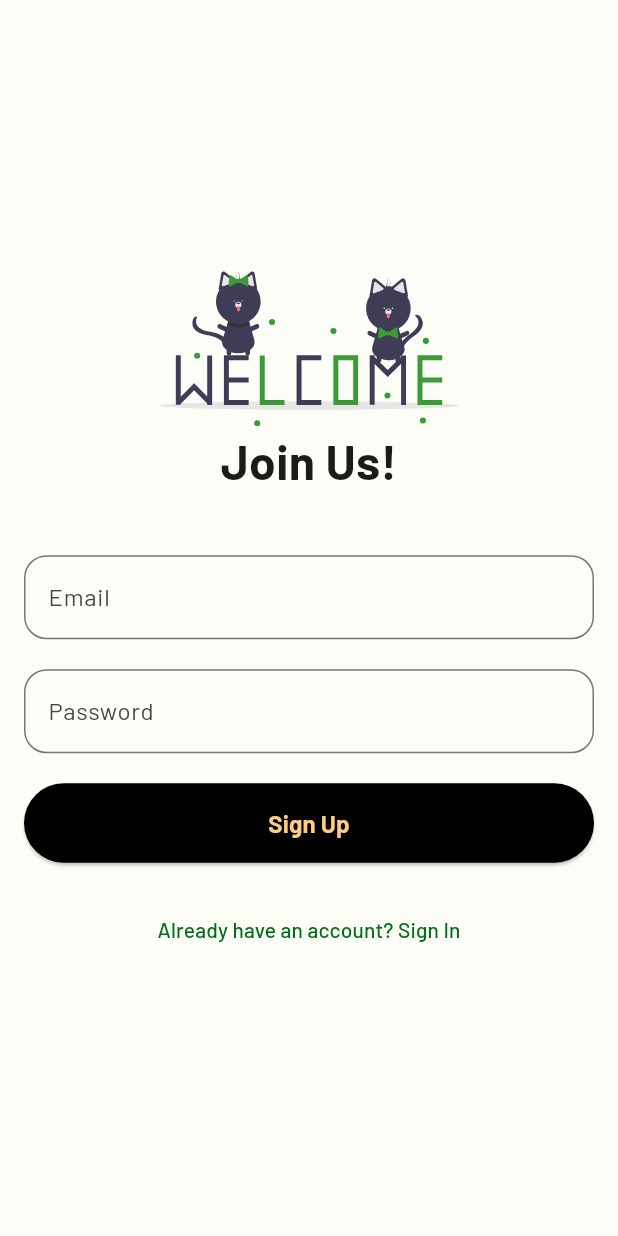
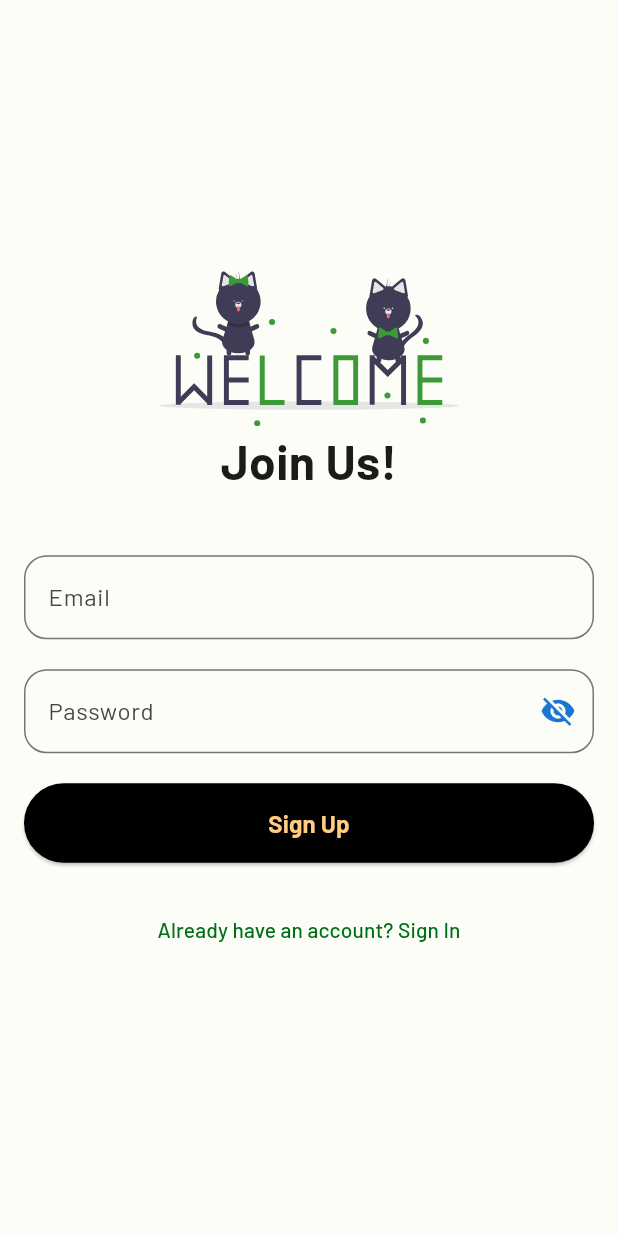
Before and after one commit to strhmdn14102004/Catat-Keuangan, a Flutter app: the SignUpPage screen opened directly, on a phone screen of 412 x 824 dp. Run offline on Flutter 3.47's test engine with Material 3 defaults, Android fonts, the phone set to English and light mode, and no system bars; drawn by our look-alikes of loader_overlay; our stand-ins replace basic_utils, bloc, cloud_firestore, device_info, dio, equatable and 10 more; missing offline and left inert: workmanager; accounts and stored records are empty; generated files the repository leaves out were written again; network calls fail; statements that could not run were skipped; project files that could hold a hidden picture were left out.

Commit message:
update
update

```diff
--- a/lib/module/authentication/forgot_password.dart
+++ b/lib/module/authentication/forgot_password.dart
@@ -20,6 +20,7 @@ class _ForgotPasswordPageState extends State<ForgotPasswordPage> {
   @override
   Widget build(BuildContext context) {
     return Scaffold(
+      appBar: AppBar(),
       body: Column(
         mainAxisAlignment: MainAxisAlignment.center,
         crossAxisAlignment: CrossAxisAlignment.center,
@@ -32,7 +33,7 @@ class _ForgotPasswordPageState extends State<ForgotPasswordPage> {
           SizedBox(
             height: Dimensions.size15,
           ),
-          Text(
+          const Text(
             "Forgot Password",
             style: TextStyle(fontWeight: FontWeight.bold, fontSize: 19),
           ),
--- a/lib/module/authentication/signup_page.dart
+++ b/lib/module/authentication/signup_page.dart
@@ -7,8 +7,14 @@ import 'auth_bloc.dart';
 import 'auth_event.dart';
 import 'auth_state.dart';
 
-class SignUpPage extends StatelessWidget {
+class SignUpPage extends StatefulWidget {
+  @override
+  State<SignUpPage> createState() => _SignUpPageState();
+}
+
+class _SignUpPageState extends State<SignUpPage> {
   final TextEditingController emailController = TextEditingController();
+  bool _isObscure = true;
   final TextEditingController passwordController = TextEditingController();
 
   @override
@@ -38,7 +44,7 @@ class SignUpPage extends StatelessWidget {
                 child: Column(
                   crossAxisAlignment: CrossAxisAlignment.stretch,
                   children: [
-                     SvgPicture.asset(
+                    SvgPicture.asset(
                       'assets/svg/wellcome.svg',
                       semanticsLabel: 'My SVG Image',
                       width: 200,
@@ -65,8 +71,21 @@ class SignUpPage extends StatelessWidget {
                         labelText: 'Password',
                         border: OutlineInputBorder(
                             borderRadius: BorderRadius.circular(15)),
+                        suffixIcon: IconButton(
+                          icon: Icon(
+                            _isObscure
+                                ? Icons.visibility_off
+                                : Icons.visibility,
+                            color: Theme.of(context).primaryColorDark,
+                          ),
+                          onPressed: () {
+                            setState(() {
+                              _isObscure = !_isObscure;
+                            });
+                          },
+                        ),
                       ),
-                      obscureText: true,
+                      obscureText: _isObscure,
                     ),
                     const SizedBox(height: 20),
                     ElevatedButton(
```
Also changed, not shown: lib/module/authentication/signin_page.dart (+15 -1 lines), lib/module/home/home_page.dart (+26 -1 lines).
